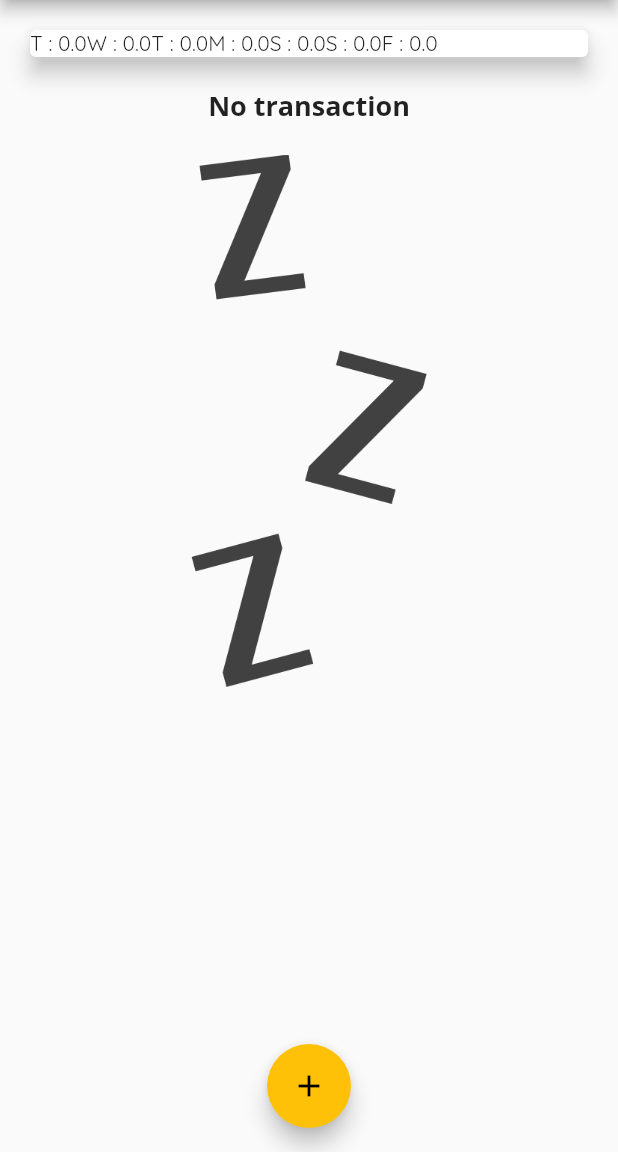
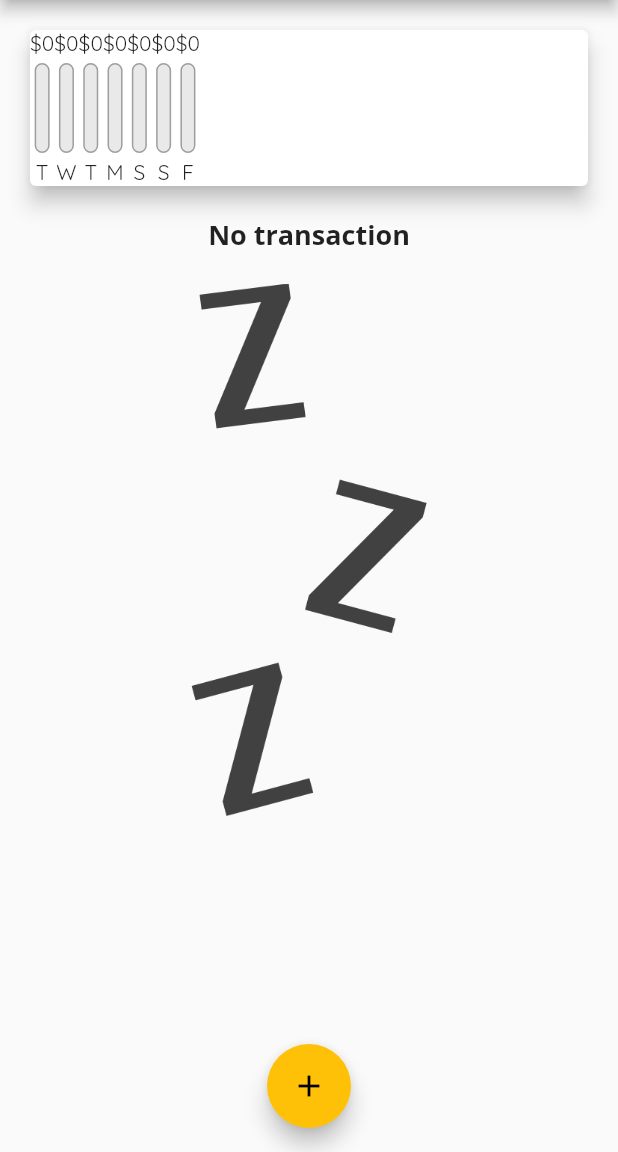
Before and after one commit to trlong357/expenses_app_flutter, a Flutter app: the screen it shows after launch, on a phone screen of 412 x 824 dp, the part 84-1236 px from its top. Run offline on Flutter 3.47's test engine with Material 2 defaults, Android fonts, the phone set to English and light mode, and no system bars.

Commit message:
populating the chart with values

```diff
--- a/lib/widgets/chart.dart
+++ b/lib/widgets/chart.dart
@@ -1,4 +1,5 @@
 import 'package:expenses_app/models/transaction.dart';
+import 'package:expenses_app/widgets/chart_bar.dart';
 import 'package:flutter/material.dart';
 import 'package:intl/intl.dart';
 
@@ -30,6 +31,12 @@ class Chart extends StatelessWidget {
     });
   }
 
+  double get totalSpending {
+    return groupedTransactionValues.fold(0.0, (sum, item) {
+      return sum + (item['amount'] as double);
+    }); //change list to another type
+  }
+
   @override
   Widget build(BuildContext context) {
     print(groupedTransactionValues);
@@ -38,7 +45,12 @@ class Chart extends StatelessWidget {
       margin: const EdgeInsets.all(20),
       child: Row(
         children: groupedTransactionValues.map((data) {
-          return Text("${data['day']} : ${data['amount'].toString()}");
+          return ChartBar(
+              data['day'] as String,
+              data['amount'] as double,
+              totalSpending == 0.0
+                  ? 0.0
+                  : (data['amount'] as double) / totalSpending);
         }).toList(),
       ),
     );
```
